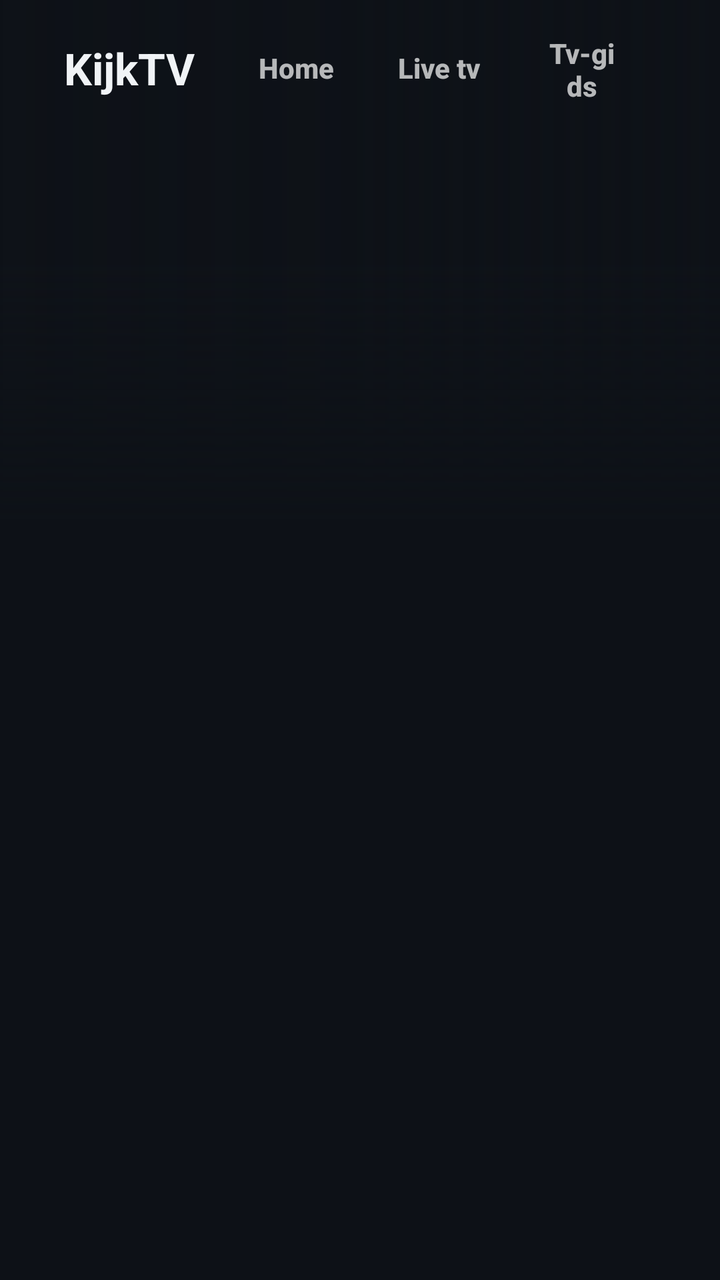
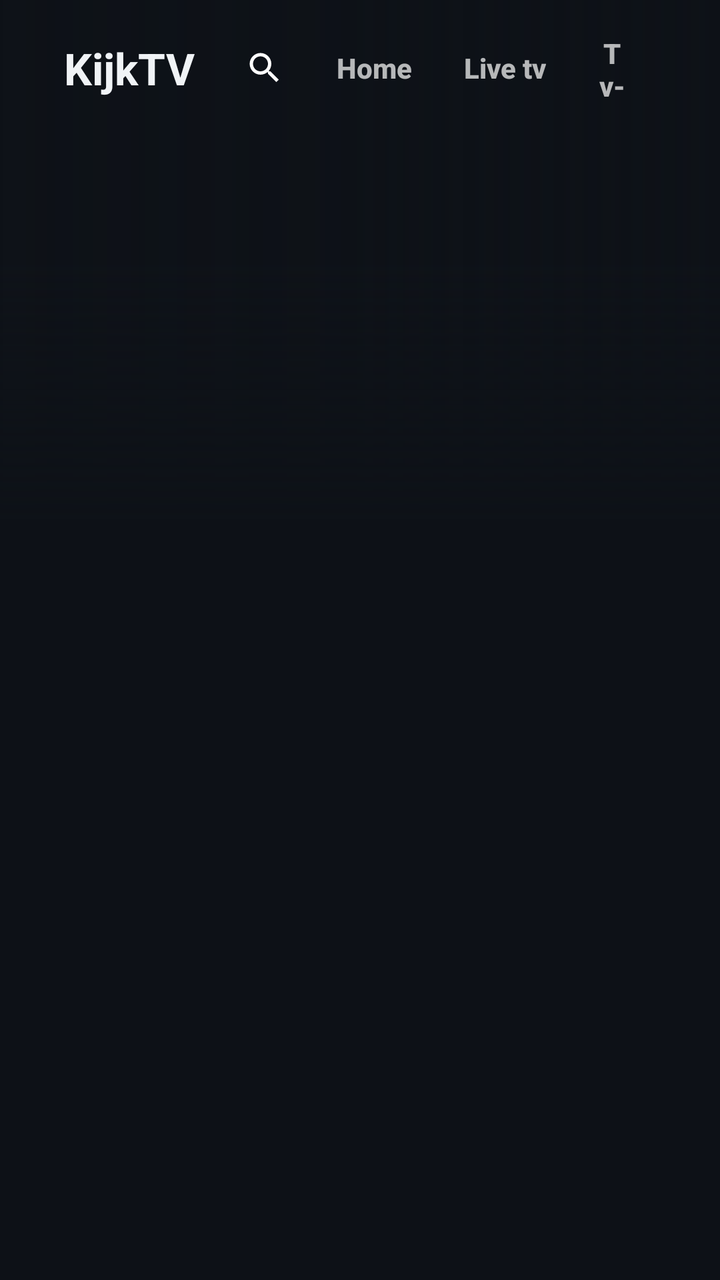

The first picture is an Android layout as it rendered before a commit; the second is the same layout after the commit. The layout source and the unified diff follow.
<!-- AndroidManifest.xml: application theme AppTheme -->
<!-- res/layout/activity_home.xml -->
<?xml version="1.0" encoding="utf-8"?>
<FrameLayout xmlns:android="http://schemas.android.com/apk/res/android"
    android:layout_width="match_parent"
    android:layout_height="match_parent"
    android:background="@color/bg">

    
    <ImageView
        android:id="@+id/heroImage"
        android:layout_width="560dp"
        android:layout_height="260dp"
        android:layout_gravity="top|end"
        android:alpha="0.55"
        android:scaleType="centerCrop" />

    <View
        android:layout_width="match_parent"
        android:layout_height="260dp"
        android:background="@drawable/hero_fade" />

    <LinearLayout
        android:layout_width="match_parent"
        android:layout_height="match_parent"
        android:orientation="vertical"
        android:paddingTop="14dp">

        
        <LinearLayout
            android:id="@+id/nav"
            android:layout_width="match_parent"
            android:layout_height="40dp"
            android:gravity="center_vertical"
            android:orientation="horizontal"
            android:paddingStart="32dp"
            android:paddingEnd="32dp">

            <TextView
                android:layout_width="wrap_content"
                android:layout_height="wrap_content"
                android:layout_marginEnd="18dp"
                android:text="KijkTV"
                android:textColor="@color/text"
                android:textSize="22sp"
                android:textStyle="bold" />

            <Button android:id="@+id/navHome" style="@style/NavTab" android:text="Home" />
            <Button android:id="@+id/navLive" style="@style/NavTab" android:text="Live tv" />
            <Button android:id="@+id/navGuide" style="@style/NavTab" android:text="Tv-gids" />
            <Button android:id="@+id/navCatchup" style="@style/NavTab" android:text="Terugkijken" />
            <Button android:id="@+id/navMovies" style="@style/NavTab" android:text="Films" />
            <Button android:id="@+id/navSeries" style="@style/NavTab" android:text="Series" />
            <Button android:id="@+id/navHistory" style="@style/NavTab" android:text="Geschiedenis" />

            <View
                android:layout_width="0dp"
                android:layout_height="1dp"
                android:layout_weight="1" />

            <TextView
                android:id="@+id/clock"
                android:layout_width="wrap_content"
                android:layout_height="wrap_content"
                android:layout_marginEnd="12dp"
                android:textColor="@color/text"
                android:textSize="17sp" />

            <TextView
                android:id="@+id/navProfile"
                android:layout_width="34dp"
                android:layout_height="34dp"
                android:layout_marginEnd="8dp"
                android:contentDescription="Profiel wisselen"
                android:focusable="true"
                android:clickable="true"
                android:gravity="center"
                android:textColor="#FFFFFFFF"
                android:textSize="15sp"
                android:textStyle="bold" />

            <ImageButton
                android:id="@+id/navSettings"
                android:layout_width="34dp"
                android:layout_height="34dp"
                android:background="@drawable/nav_bg"
                android:contentDescription="Instellingen"
                android:src="@drawable/ic_settings"
                android:tint="@color/nav_text" />
        </LinearLayout>

        
        <LinearLayout
            android:layout_width="460dp"
            android:layout_height="170dp"
            android:layout_marginStart="32dp"
            android:layout_marginTop="10dp"
            android:orientation="vertical">

            <TextView
                android:id="@+id/heroLabel"
                android:layout_width="wrap_content"
                android:layout_height="wrap_content"
                android:textAllCaps="true"
                android:textColor="@color/accent"
                android:textSize="12sp"
                android:textStyle="bold" />

            <TextView
                android:id="@+id/heroTitle"
                android:layout_width="match_parent"
                android:layout_height="wrap_content"
                android:layout_marginTop="4dp"
                android:ellipsize="end"
                android:maxLines="2"
                android:textColor="@color/text"
                android:textSize="28sp"
                android:textStyle="bold" />

            <TextView
                android:id="@+id/heroMeta"
                android:layout_width="match_parent"
                android:layout_height="wrap_content"
                android:layout_marginTop="4dp"
                android:ellipsize="end"
                android:maxLines="1"
                android:textColor="#D9FFFFFF"
                android:textSize="14sp" />

            <ProgressBar
                android:id="@+id/heroProgress"
                style="?android:attr/progressBarStyleHorizontal"
                android:layout_width="220dp"
                android:layout_height="4dp"
                android:layout_marginTop="8dp"
                android:max="1000"
                android:progressBackgroundTint="#40FFFFFF"
                android:progressTint="@color/accent"
                android:visibility="gone" />

            <TextView
                android:id="@+id/heroDesc"
                android:layout_width="match_parent"
                android:layout_height="wrap_content"
                android:layout_marginTop="8dp"
                android:ellipsize="end"
                android:lineSpacingExtra="2dp"
                android:maxLines="3"
                android:textColor="#B3FFFFFF"
                android:textSize="13sp" />
        </LinearLayout>

        
        <ScrollView
            android:id="@+id/rowsScroll"
            android:layout_width="match_parent"
            android:layout_height="0dp"
            android:layout_weight="1"
            android:clipToPadding="false"
            android:paddingBottom="24dp"
            android:scrollbars="none">

            <LinearLayout
                android:id="@+id/rows"
                android:layout_width="match_parent"
                android:layout_height="wrap_content"
                android:orientation="vertical" />
        </ScrollView>
    </LinearLayout>

    <TextView
        android:id="@+id/homeMessage"
        android:layout_width="wrap_content"
        android:layout_height="wrap_content"
        android:layout_gravity="center"
        android:layout_marginTop="120dp"
        android:textColor="@color/muted"
        android:textSize="15sp" />
</FrameLayout>
<!-- resources referenced by this layout -->
<resources>
  <color name="accent">#2F81F7</color>
  <color name="bg">#0D1117</color>
  <color name="muted">#8B949E</color>
  <color name="text">#F0F3F6</color>
  <!-- drawable hero_fade (drawable) -->
  <?xml version="1.0" encoding="utf-8"?>
  <layer-list xmlns:android="http://schemas.android.com/apk/res/android">
      <item>
          <shape>
              <gradient android:angle="0" android:startColor="@color/bg" android:centerColor="#B30D1117" android:endColor="#000D1117" />
          </shape>
      </item>
      <item>
          <shape>
              <gradient android:angle="90" android:startColor="@color/bg" android:centerColor="#000D1117" android:endColor="#000D1117" />
          </shape>
      </item>
  </layer-list>
  <!-- drawable nav_bg (drawable) -->
  <?xml version="1.0" encoding="utf-8"?>
  <selector xmlns:android="http://schemas.android.com/apk/res/android">
      <item android:state_focused="true">
          <shape><solid android:color="#FFFFFFFF" /><corners android:radius="18dp" /></shape>
      </item>
      <item android:state_activated="true">
          <shape><solid android:color="#33FFFFFF" /><corners android:radius="18dp" /></shape>
      </item>
      <item>
          <shape><solid android:color="#00000000" /><corners android:radius="18dp" /></shape>
      </item>
  </selector>
  <style name="NavTab">
          <item name="android:layout_width">wrap_content</item>
          <item name="android:layout_height">34dp</item>
          <item name="android:layout_marginEnd">4dp</item>
          <item name="android:minWidth">0dp</item>
          <item name="android:minHeight">0dp</item>
          <item name="android:paddingStart">14dp</item>
          <item name="android:paddingEnd">14dp</item>
          <item name="android:background">@drawable/nav_bg</item>
          <item name="android:textAllCaps">false</item>
          <item name="android:textColor">@color/nav_text</item>
          <item name="android:textSize">14sp</item>
          <item name="android:textStyle">bold</item>
          <item name="android:stateListAnimator">@null</item>
      </style>
  <style name="AppTheme" parent="android:Theme.Material.NoActionBar.Fullscreen">
          <item name="android:windowBackground">@color/bg</item>
          <item name="android:colorAccent">@color/accent</item>
          <item name="android:colorPrimary">@color/bg</item>
          <item name="android:textColor">@color/text</item>
      </style>
  <!-- unchanged entries left out for length: 1 -->
</resources>

<!-- the commit's change to res/layout/activity_home.xml (unified diff, before → after) -->
@@ -42,6 +42,18 @@
                 android:textColor="@color/text"
                 android:textSize="22sp"
                 android:textStyle="bold" />
+
+            <ImageButton
+                android:id="@+id/navSearch"
+                android:layout_width="34dp"
+                android:layout_height="34dp"
+                android:layout_marginEnd="8dp"
+                android:background="@drawable/nav_bg"
+                android:contentDescription="Zoeken"
+                android:padding="7dp"
+                android:scaleType="fitCenter"
+                android:src="@drawable/ic_search"
+                android:tint="@color/nav_text" />
 
             <Button android:id="@+id/navHome" style="@style/NavTab" android:text="Home" />
             <Button android:id="@+id/navLive" style="@style/NavTab" android:text="Live tv" />
<!-- resource entries referenced after the edit -->
@@ -18,6 +18,15 @@
           </shape>
       </item>
   </layer-list>
+  <!-- drawable ic_search (drawable) -->
+  <?xml version="1.0" encoding="utf-8"?>
+  <vector xmlns:android="http://schemas.android.com/apk/res/android"
+      android:width="20dp"
+      android:height="20dp"
+      android:viewportWidth="24"
+      android:viewportHeight="24">
+      <path android:fillColor="#FFFFFFFF" android:pathData="M15.5,14h-0.79l-0.28,-0.27C15.41,12.59 16,11.11 16,9.5 16,5.91 13.09,3 9.5,3S3,5.91 3,9.5 5.91,16 9.5,16c1.61,0 3.09,-0.59 4.23,-1.57l0.27,0.28v0.79l5,4.99L20.49,19l-4.99,-5zM9.5,14C7.01,14 5,11.99 5,9.5S7.01,5 9.5,5 14,7.01 14,9.5 11.99,14 9.5,14z" />
+  </vector>
   <!-- drawable nav_bg (drawable) -->
   <?xml version="1.0" encoding="utf-8"?>
   <selector xmlns:android="http://schemas.android.com/apk/res/android">
@@ -37,8 +46,8 @@
           <item name="android:layout_marginEnd">4dp</item>
           <item name="android:minWidth">0dp</item>
           <item name="android:minHeight">0dp</item>
-          <item name="android:paddingStart">14dp</item>
-          <item name="android:paddingEnd">14dp</item>
+          <item name="android:paddingStart">11dp</item>
+          <item name="android:paddingEnd">11dp</item>
           <item name="android:background">@drawable/nav_bg</item>
           <item name="android:textAllCaps">false</item>
           <item name="android:textColor">@color/nav_text</item>
